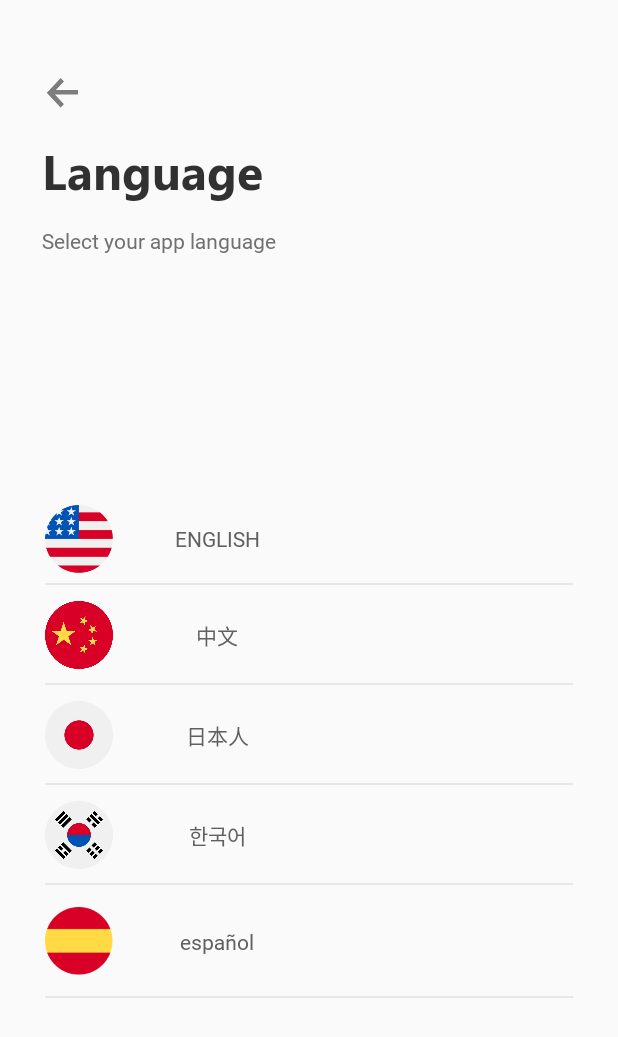
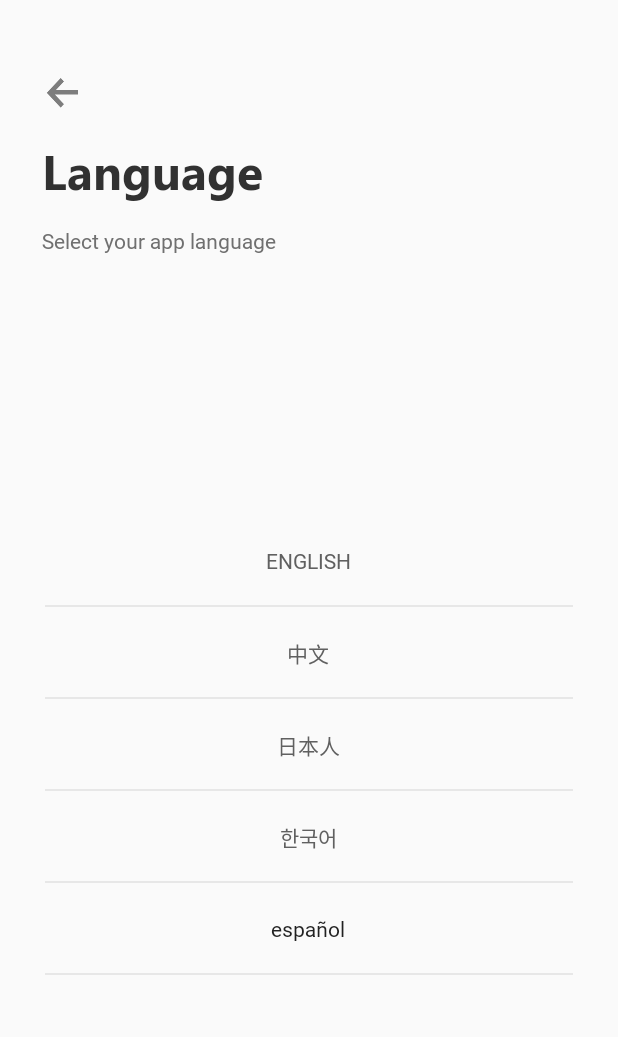
Before and after one commit to PawanDey/TheSkyGoBeta, an Android app: the screen it shows after launch (LanguageSelect), on a phone screen of 412 x 824 dp. Shown: the top 1037 px of the screen. Run offline under Robolectric (Android 15) with nearby library versions, the phone set to English and light mode, and no system bars; libraries missing offline, so code that uses them is left out: com.crashlytics.android, io.fabric.sdk; Roboto replaces fonts that are not available here; 1 statement that could not run was skipped.

```diff
--- a/app/build.gradle
+++ b/app/build.gradle
@@ -42,6 +42,11 @@ android {
     signingConfigs{
         debug{
             storeFile file('debug.keystore')
+//            storeFile file('debug.keystore')
+//            storePassword 'robert'
+//            storeFile file('/Users/bournewang/Documents/Project/android.keystore')
+//            keyPassword 'robert'
+//            keyAlias 'mike'
         }
     }
 
@@ -96,7 +101,6 @@ dependencies {
     androidTestImplementation 'com.android.support.test:runner:1.0.2'
     androidTestImplementation 'com.android.support.test.espresso:espresso-core:3.0.2'
     implementation 'com.crashlytics.sdk.android:crashlytics:2.10.1'
-
     implementation 'com.jakewharton.threetenabp:threetenabp:1.2.1'
 
 }
--- a/app/src/main/java/com/global/travel/telecom/app/presenter/interfaces/AuthenticationPresenterInterface.java
+++ b/app/src/main/java/com/global/travel/telecom/app/presenter/interfaces/AuthenticationPresenterInterface.java
@@ -20,7 +20,7 @@ public interface AuthenticationPresenterInterface {
     public void  UpdateFundsMethod(UpdateFundReq updateFundReq);
     public void extensionRequest(NewExtensionRequest newExtensionRequest);
     public void ListNotifications(String TokenID, String Condition);
-    public void TranslateAPI(String inputlang, String outputlang, List<GetNotifications> text);
+    public void TranslateAPI(String inputlang, String outputlang, String text);
 
 
 }
--- a/app/src/main/java/com/global/travel/telecom/app/service/ApiService.java
+++ b/app/src/main/java/com/global/travel/telecom/app/service/ApiService.java
@@ -51,6 +51,6 @@ public interface ApiService {
     Call<ResponseBody> ListNotifications(@Query("TokenID") String TokenID, @Query("Condition") String Condition);
 
     @GET("translatorAPI.php")
-    Call<ResponseBody> TranslateAPI(@Query("inputlang") String inputlang, @Query("outputlang") String outputlang, @Query("text") List<GetNotifications> text);
+    Call<ResponseBody> TranslateAPI(@Query("inputlang") String inputlang, @Query("outputlang") String outputlang, @Query("text") String text);
 
 }
--- a/app/src/main/java/com/global/travel/telecom/app/ui/activities/LoginActivity.java
+++ b/app/src/main/java/com/global/travel/telecom/app/ui/activities/LoginActivity.java
@@ -266,7 +266,7 @@ public class LoginActivity extends BaseActivity {
                     });
         } catch (ApiException e) {
             ConnectivityManager connectivityManager = (ConnectivityManager) getSystemService(Context.CONNECTIVITY_SERVICE);
-                Toast.makeText(LoginActivity.this, R.string.textLogincancel, Toast.LENGTH_LONG).show();
+            Toast.makeText(LoginActivity.this, R.string.textLogincancel, Toast.LENGTH_LONG).show();
         }
 //            Log.w("Google Sign In Error", "signInResult:failed code=" + e.getStatusCode());
 //            Toast.makeText(LoginActivity.this, R.string.textSorrySomethingwentwrong, Toast.LENGTH_LONG).show();
--- a/app/src/main/res/layout/activity_language_select.xml
+++ b/app/src/main/res/layout/activity_language_select.xml
@@ -50,7 +50,6 @@
             android:layout_width="match_parent"
             android:layout_height="match_parent"
             android:layout_gravity="center"
-            android:gravity="center"
             android:orientation="vertical">
 
             <!--1st language-->
@@ -58,25 +57,24 @@
                 android:id="@+id/relativelayoutEnglish"
                 android:layout_width="match_parent"
                 android:layout_height="match_parent"
-                android:layout_alignParentStart="true"
                 android:layout_gravity="center"
                 android:onClick="SelectEnglish"
                 android:orientation="horizontal">
                 <!--language select -->
-                <ImageView
-                    android:id="@+id/icon_UK"
-                    android:layout_width="45dp"
-                    android:layout_height="45dp"
-                    android:layout_centerVertical="true"
-                    android:layout_marginLeft="30dp"
-                    android:layout_marginTop="10dp"
-                    android:src="@drawable/language_uk" />
+                <!--<ImageView-->
+                <!--android:id="@+id/icon_UK"-->
+                <!--android:layout_width="45dp"-->
+                <!--android:layout_height="45dp"-->
+                <!--android:layout_centerVertical="true"-->
+                <!--android:layout_marginLeft="30dp"-->
+                <!--android:layout_marginTop="10dp"-->
+                <!--android:src="@drawable/language_uk" />-->
 
                 <TextView
                     android:layout_width="90dp"
                     android:layout_height="wrap_content"
-                    android:layout_centerVertical="true"
-                    android:layout_marginLeft="100dp"
+                    android:layout_centerInParent="true"
+                    android:layout_marginLeft="30dp"
                     android:layout_marginTop="5dp"
                     android:fontFamily="@font/segoe_semi_light"
                     android:gravity="center"
@@ -101,20 +99,20 @@
                 android:layout_height="wrap_content"
                 android:onClick="SelectChinese">
 
-                <ImageView
-                    android:id="@+id/icon_CH"
-                    android:layout_width="45dp"
-                    android:layout_height="45dp"
-                    android:layout_centerVertical="true"
-                    android:layout_marginLeft="30dp"
-                    app:srcCompat="@drawable/language_jp" />
+                <!--<ImageView-->
+                <!--android:id="@+id/icon_CH"-->
+                <!--android:layout_width="45dp"-->
+                <!--android:layout_height="45dp"-->
+                <!--android:layout_centerVertical="true"-->
+                <!--android:layout_marginLeft="30dp"-->
+                <!--app:srcCompat="@drawable/language_jp" />-->
 
                 <TextView
                     android:layout_width="90dp"
                     android:layout_height="wrap_content"
-                    android:layout_below="@+id/icon_CH"
-                    android:layout_centerVertical="true"
-                    android:layout_marginLeft="100dp"
+                    android:layout_centerInParent="true"
+
+                    android:layout_marginLeft="30dp"
                     android:fontFamily="@font/segoe_semi_light"
                     android:gravity="center"
                     android:text="中文"
@@ -139,21 +137,21 @@
 
                 android:onClick="SelectJapanese">
 
-                <ImageView
-                    android:id="@+id/icon_JP"
-                    android:layout_width="45dp"
-                    android:layout_height="45dp"
-                    android:layout_centerVertical="true"
-                    android:layout_marginLeft="30dp"
-                    app:srcCompat="@drawable/language_ch" />
+                <!--<ImageView-->
+                <!--android:id="@+id/icon_JP"-->
+                <!--android:layout_width="45dp"-->
+                <!--android:layout_height="45dp"-->
+                <!--android:layout_centerVertical="true"-->
+                <!--android:layout_marginLeft="30dp"-->
+                <!--app:srcCompat="@drawable/language_ch" />-->
 
 
                 <TextView
                     android:layout_width="90dp"
                     android:layout_height="wrap_content"
-                    android:layout_below="@+id/icon_JP"
-                    android:layout_centerVertical="true"
-                    android:layout_marginLeft="100dp"
+                    android:layout_centerInParent="true"
+
+                    android:layout_marginLeft="30dp"
                     android:fontFamily="@font/segoe_semi_light"
                     android:gravity="center"
                     android:text="日本人"
@@ -178,20 +176,20 @@
 
                 android:onClick="SelectKorean">
 
-                <ImageView
-                    android:id="@+id/icon_KO"
-                    android:layout_width="45dp"
-                    android:layout_height="45dp"
-                    android:layout_centerVertical="true"
-                    android:layout_marginLeft="30dp"
-                    app:srcCompat="@drawable/language_ko" />
+                <!--<ImageView-->
+                <!--android:id="@+id/icon_KO"-->
+                <!--android:layout_width="45dp"-->
+                <!--android:layout_height="45dp"-->
+                <!--android:layout_centerVertical="true"-->
+                <!--android:layout_marginLeft="30dp"-->
+                <!--app:srcCompat="@drawable/language_ko" />-->
 
                 <TextView
                     android:layout_width="90dp"
                     android:layout_height="wrap_content"
-                    android:layout_below="@+id/icon_KO"
-                    android:layout_centerVertical="true"
-                    android:layout_marginLeft="100dp"
+                    android:layout_centerInParent="true"
+
+                    android:layout_marginLeft="30dp"
                     android:fontFamily="@font/segoe_semi_light"
                     android:gravity="center"
                     android:text="한국어"
@@ -213,27 +211,25 @@
                 android:id="@+id/relativelayoutSpanish"
                 android:layout_width="match_parent"
                 android:layout_height="wrap_content"
-
                 android:onClick="SelectSPANISH">
 
-                <ImageView
-                    android:id="@+id/icon_ES"
-                    android:layout_width="45dp"
-                    android:layout_height="45dp"
-                    android:layout_centerVertical="true"
-                    android:layout_marginLeft="30dp"
-                    android:layout_marginTop="30dp"
-                    android:background="@drawable/language_es" />
+                <!--<ImageView-->
+                <!--android:id="@+id/icon_ES"-->
+                <!--android:layout_width="45dp"-->
+                <!--android:layout_height="45dp"-->
+                <!--android:layout_centerVertical="true"-->
+                <!--android:layout_marginLeft="30dp"-->
+                <!--android:layout_marginTop="30dp"-->
+                <!--android:background="@drawable/language_es" />-->
 
                 <TextView
                     android:layout_width="90dp"
                     android:layout_height="wrap_content"
-                    android:layout_centerVertical="true"
-                    android:layout_marginLeft="100dp"
+                    android:layout_centerInParent="true"
+                    android:layout_marginLeft="30dp"
                     android:fontFamily="@font/segoe_semi_light"
                     android:gravity="center"
                     android:text="español"
-                    android:textColor="#606060"
                     android:textSize="14dp" />
 
                 <TextView
```
Also changed, not shown: app/src/main/java/com/global/travel/telecom/app/presenter/implementation/AuthenticationPresenter.java (+16 -10 lines), app/src/main/java/com/global/travel/telecom/app/ui/activities/ActivateSim.java (+6 -2 lines), app/src/main/java/com/global/travel/telecom/app/ui/activities/ComingSoon.java (+6 -2 lines), app/src/main/java/com/global/travel/telecom/app/ui/activities/Dashboard.java (+46 -5 lines), app/src/main/java/com/global/travel/telecom/app/ui/activities/Notification.java (+20 -18 lines), app/src/main/java/com/global/travel/telecom/app/ui/activities/Recharge.java (+6 -2 lines), app/src/main/java/com/global/travel/telecom/app/ui/activities/SkyGoDialer.java (+6 -2 lines), app/src/main/java/com/global/travel/telecom/app/ui/activities/mPayment.java (+6 -2 lines), app/src/main/res/layout/activity_dashboard.xml (+62 -51 lines), app/src/main/res/layout/activity_m_payment.xml (+35 -28 lines), app/src/main/res/drawable/currencyexchange.png (added), app/src/main/res/drawable/golfnow.png (added), app/src/main/res/drawable/lyft.png (added), app/src/main/res/drawable/mapnew1.png (added), 1 more files, 3 other files.
